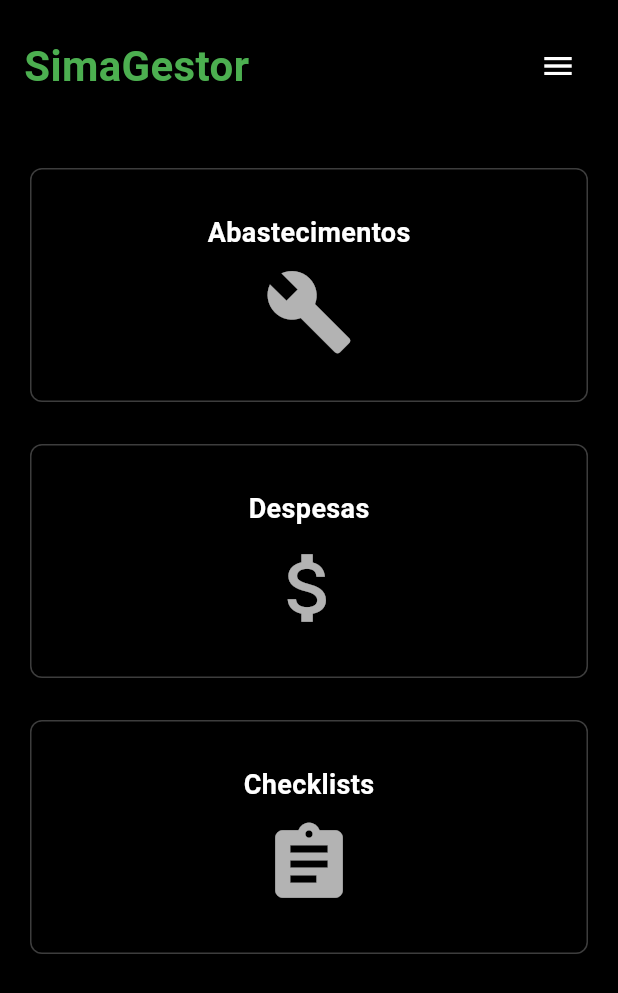
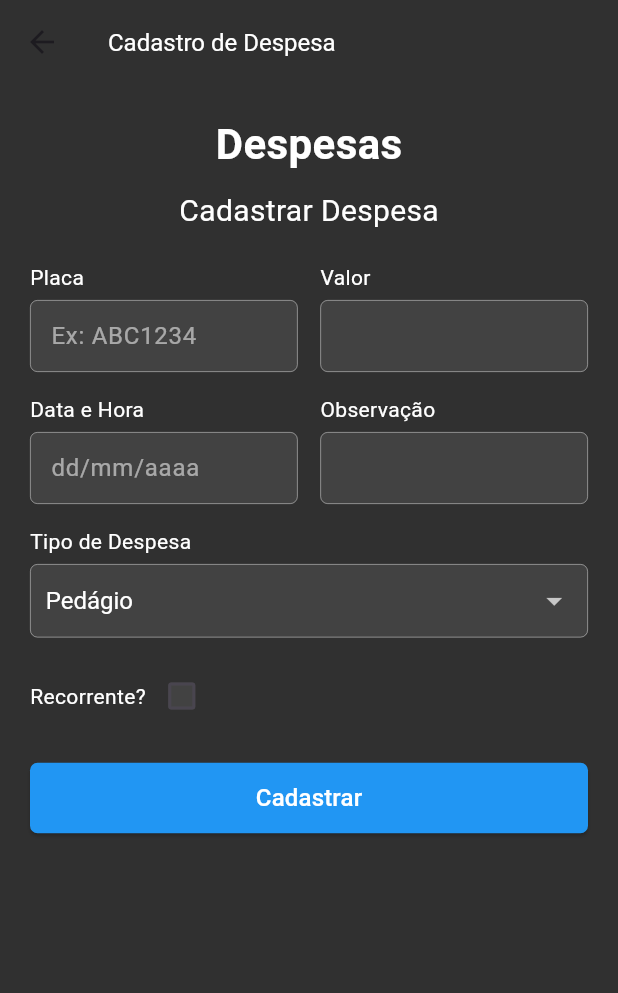
Before and after one commit to Grupo-MCR/SimaGestorMobile, a Flutter app: the HomePage screen opened directly with empty values, after a tap on "Despesas", on a phone screen of 412 x 824 dp. Shown: the top 993 px of the screen. Run offline on Flutter 3.47's test engine with Material 3 defaults, Android fonts, the phone set to English and light mode, and no system bars.

Commit message:
feat: interface de despesas

```diff
--- /dev/null
+++ b/sima_gestor_app/lib/interface/InterfaceDespesas.dart
@@ -0,0 +1,293 @@
+import 'package:flutter/material.dart';
+
+// Se a classe Despesas não for necessária por enquanto, podemos comentar ou remover esta linha:
+// import '../model/despesas.dart';
+
+class InterfaceDespesas extends StatefulWidget {
+  const InterfaceDespesas({Key? key}) : super(key: key);
+
+  @override
+  State<InterfaceDespesas> createState() => _InterfaceDespesasState();
+}
+
+class _InterfaceDespesasState extends State<InterfaceDespesas> {
+  // Controladores para os campos de texto (TextFields)
+  final TextEditingController _placaController = TextEditingController();
+  final TextEditingController _valorController = TextEditingController();
+  final TextEditingController _dataHoraController = TextEditingController();
+  final TextEditingController _observacaoController = TextEditingController();
+
+  // Variável para o Dropdown
+  String? _tipoDespesaSelecionado;
+  final List<String> _tiposDespesa = ['Pedágio', 'Combustível', 'Manutenção', 'Outros']; // Exemplo de opções
+
+  // Variável para o Checkbox
+  bool _recorrente = false;
+
+  // Estilo de decoração para os campos de texto para replicar o visual 'dark'
+  final InputDecoration _inputDecoration = InputDecoration(
+    // Estilo para a borda quando o campo está habilitado e não focado
+    enabledBorder: OutlineInputBorder(
+      borderSide: BorderSide(color: Colors.white54, width: 0.5),
+      borderRadius: BorderRadius.circular(5.0),
+    ),
+    // Estilo para a borda quando o campo está focado
+    focusedBorder: OutlineInputBorder(
+      borderSide: BorderSide(color: Colors.blue, width: 1.0),
+      borderRadius: BorderRadius.circular(5.0),
+    ),
+    // Cor de preenchimento (background do campo)
+    filled: true,
+    fillColor: Colors.grey[800], // Um cinza escuro para o preenchimento
+
+    // Cor e estilo para o texto da dica (hint)
+    hintStyle: TextStyle(color: Colors.white54),
+    // Padding interno (ajuste visual)
+    contentPadding: EdgeInsets.symmetric(vertical: 10.0, horizontal: 10.0),
+  );
+
+  @override
+  void initState() {
+    super.initState();
+    // Garante que o valor inicial do dropdown nunca seja nulo
+    _tipoDespesaSelecionado = _tiposDespesa.first;
+  }
+
+  @override
+  Widget build(BuildContext context) {
+    // Define o background geral da tela como cinza escuro
+    return Scaffold(
+      backgroundColor: Colors.grey[850], // Cor de fundo principal, similar ao print
+
+      // AppBar com o título "Cadastro de Despesa"
+      appBar: AppBar(
+        title: Text(
+          'Cadastro de Despesa',
+          style: TextStyle(color: Colors.white, fontSize: 16),
+        ),
+        backgroundColor: Colors.grey[850], // Mesma cor de fundo para a AppBar
+        elevation: 0, // Remove a sombra
+        automaticallyImplyLeading: true, // Adiciona botão de voltar
+      ),
+
+      // Corpo da tela (formulário)
+      body: SingleChildScrollView( // Permite rolar se o conteúdo for muito grande
+      padding: const EdgeInsets.all(20.0),
+      child: Column(
+        // Mantém o alinhamento principal à esquerda para o formulário
+        crossAxisAlignment: CrossAxisAlignment.start,
+        children: <Widget>[
+          // **********************************************
+          // ** INÍCIO DA CORREÇÃO: CENTRALIZAR OS TÍTULOS **
+          // **********************************************
+          Center( // Este widget centraliza seu filho
+            child: Column(
+              children: <Widget>[
+                // Título principal "Despesas"
+                Text(
+                  'Despesas',
+                  style: TextStyle(
+                    color: Colors.white,
+                    fontSize: 28,
+                    fontWeight: FontWeight.bold,
+                  ),
+                ),
+                const SizedBox(height: 10),
+
+                // Subtítulo "Cadastrar Despesa"
+                Text(
+                  'Cadastrar Despesa',
+                  style: TextStyle(
+                    color: Colors.white,
+                    fontSize: 20,
+                  ),
+                ),
+              ],
+            ),
+          ),
+          // ********************************************
+          // ** FIM DA CORREÇÃO **
+          // ********************************************
+
+          const SizedBox(height: 20),
+
+            // Layout dos campos "Placa" e "Valor" lado a lado (Row com Expanded)
+            Row(
+              crossAxisAlignment: CrossAxisAlignment.start,
+              children: [
+                // Campo Placa
+                Expanded(
+                  child: _buildTextFieldWithLabel(
+                    label: 'Placa',
+                    hintText: 'Ex: ABC1234',
+                    controller: _placaController,
+                  ),
+                ),
+                const SizedBox(width: 15),
+                // Campo Valor
+                Expanded(
+                  child: _buildTextFieldWithLabel(
+                    label: 'Valor',
+                    hintText: '',
+                    controller: _valorController,
+                    keyboardType: TextInputType.number,
+                  ),
+                ),
+              ],
+            ),
+            const SizedBox(height: 15),
+
+            // Layout dos campos "Data e Hora" e "Observação" lado a lado (Row com Expanded)
+            Row(
+              crossAxisAlignment: CrossAxisAlignment.start,
+              children: [
+                // Campo Data e Hora
+                Expanded(
+                  child: _buildTextFieldWithLabel(
+                    label: 'Data e Hora',
+                    hintText: 'dd/mm/aaaa',
+                    controller: _dataHoraController,
+                  ),
+                ),
+                const SizedBox(width: 15),
+                // Campo Observação
+                Expanded(
+                  child: _buildTextFieldWithLabel(
+                    label: 'Observação',
+                    hintText: '',
+                    controller: _observacaoController,
+                  ),
+                ),
+              ],
+            ),
+            const SizedBox(height: 15),
+
+            // Campo Tipo de Despesa (Dropdown)
+            _buildDropdownWithLabel(),
+            const SizedBox(height: 15),
+
+            // Checkbox "Recorrente?"
+            Row(
+              mainAxisAlignment: MainAxisAlignment.start,
+              children: [
+                Text(
+                  'Recorrente?',
+                  style: TextStyle(color: Colors.white),
+                ),
+                Checkbox(
+                  value: _recorrente,
+                  onChanged: (bool? newValue) {
+                    setState(() {
+                      _recorrente = newValue ?? false;
+                    });
+                  },
+                  activeColor: Colors.blue, // Cor do checkbox quando selecionado
+                  checkColor: Colors.white,
+                  fillColor: MaterialStateProperty.resolveWith<Color>((Set<MaterialState> states) {
+                    if (states.contains(MaterialState.selected)) {
+                      return Colors.blue; // Cor de preenchimento quando selecionado
+                    }
+                    return Colors.grey[800]!; // Cor de preenchimento quando não selecionado (similar ao campo)
+                  }),
+                ),
+              ],
+            ),
+            const SizedBox(height: 20),
+
+            // Botão "Cadastrar"
+            SizedBox(
+              width: double.infinity, // Ocupa toda a largura
+              child: ElevatedButton(
+                onPressed: () {
+                  // **FUNÇÃO VAZIA: A lógica será implementada no backend**
+                  // Você pode adicionar um print aqui para confirmar que o clique funciona:
+                  // print('Botão Cadastrar Clicado!');
+                },
+                child: const Text('Cadastrar', style: TextStyle(fontSize: 16)),
+                style: ElevatedButton.styleFrom(
+                  backgroundColor: Colors.blue, // Cor de fundo do botão (azul)
+                  foregroundColor: Colors.white, // Cor do texto do botão
+                  padding: const EdgeInsets.symmetric(vertical: 12.0),
+                  shape: RoundedRectangleBorder(
+                    borderRadius: BorderRadius.circular(5.0),
+                  ),
+                ),
+              ),
+            ),
+          ],
+        ),
+      ),
+    );
+  }
+
+  // Função utilitária para criar um campo de texto com label
+  Widget _buildTextFieldWithLabel({
+    required String label,
+    required String hintText,
+    required TextEditingController controller,
+    TextInputType keyboardType = TextInputType.text,
+  }) {
+    return Column(
+      crossAxisAlignment: CrossAxisAlignment.start,
+      children: [
+        Text(
+          label,
+          style: TextStyle(color: Colors.white),
+        ),
+        const SizedBox(height: 5),
+        TextField(
+          controller: controller,
+          keyboardType: keyboardType,
+          style: TextStyle(color: Colors.white), // Cor do texto digitado
+          decoration: _inputDecoration.copyWith(
+            hintText: hintText,
+          ),
+        ),
+      ],
+    );
+  }
+
+  // Função utilitária para criar o Dropdown com label
+  Widget _buildDropdownWithLabel() {
+    return Column(
+      crossAxisAlignment: CrossAxisAlignment.start,
+      children: [
+        Text(
+          'Tipo de Despesa',
+          style: TextStyle(color: Colors.white),
+        ),
+        const SizedBox(height: 5),
+        Container(
+          padding: const EdgeInsets.symmetric(horizontal: 10.0),
+          decoration: BoxDecoration(
+            color: Colors.grey[800], // Cor de fundo do Dropdown (igual ao TextField)
+            borderRadius: BorderRadius.circular(5.0),
+            border: Border.all(color: Colors.white54, width: 0.5), // Borda
+          ),
+          child: DropdownButtonHideUnderline(
+            child: DropdownButton<String>(
+              isExpanded: true,
+              value: _tipoDespesaSelecionado,
+              icon: Icon(Icons.arrow_drop_down, color: Colors.white70), // Ícone do dropdown
+              dropdownColor: Colors.grey[800], // Cor de fundo das opções
+              style: TextStyle(color: Colors.white, fontSize: 16),
+
+              onChanged: (String? newValue) {
+                setState(() {
+                  _tipoDespesaSelecionado = newValue;
+                });
+              },
+
+              items: _tiposDespesa.map<DropdownMenuItem<String>>((String value) {
+                return DropdownMenuItem<String>(
+                  value: value,
+                  child: Text(value),
+                );
+              }).toList(),
+            ),
+          ),
+        ),
+      ],
+    );
+  }
+}
--- a/sima_gestor_app/lib/interface/home.dart
+++ b/sima_gestor_app/lib/interface/home.dart
@@ -1,6 +1,7 @@
 import 'package:flutter/material.dart';
 
 import '../model/usuario.dart';
+import '../interface/InterfaceDespesas.dart';
 
 class HomePage extends StatelessWidget {
   final Usuario usuario;
@@ -104,7 +105,15 @@ class HomePage extends StatelessWidget {
                     _buildMenuCard(
                       title: "Despesas",
                       icon: Icons.attach_money,
-                      onTap: () {},
+                      onTap: () {
+                        // Navega para a tela InterfaceDespesas
+                        Navigator.push(
+                          context,
+                          MaterialPageRoute(
+                            builder: (context) => const InterfaceDespesas(),
+                          ),
+                        );
+                      },
                     ),
                     const SizedBox(height: 20),
                     _buildMenuCard(
```
